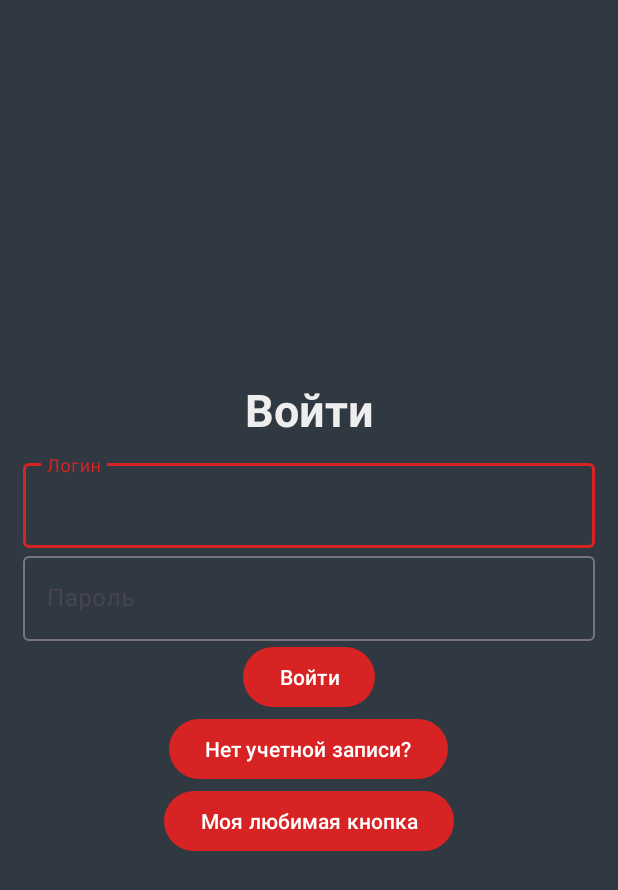
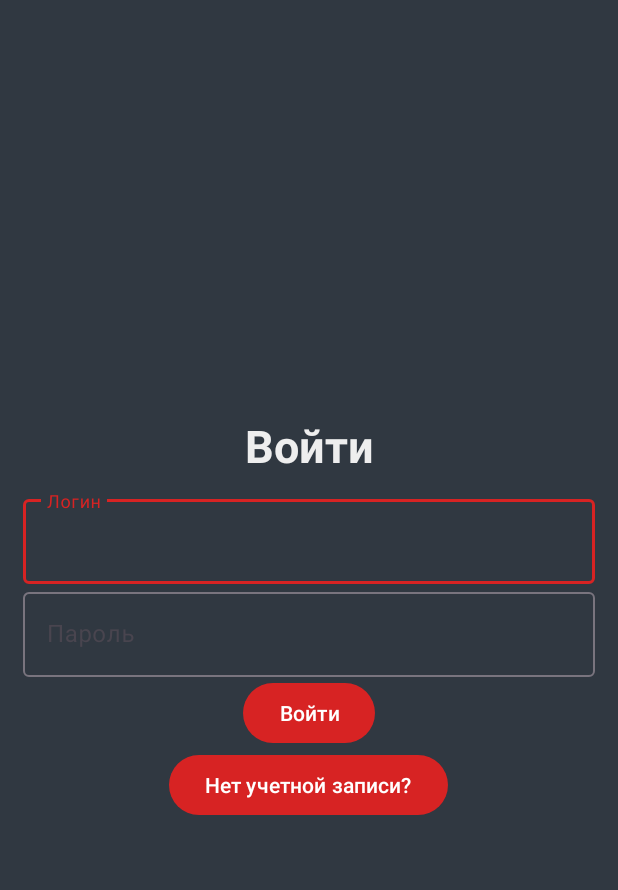
Before and after one commit to Leturgone/MovieLib, an Android app: the screen it shows after launch (LoginActivity), on a phone screen of 412 x 824 dp. Shown: the top 890 px of the screen. Run offline under Robolectric (Android 15) with nearby library versions, the phone set to English and light mode, and no system bars.

Commit message:
Удалена моя любимая кнопка

```diff
--- a/app/src/main/java/com/example/cursework2_2/LoginActivity.java
+++ b/app/src/main/java/com/example/cursework2_2/LoginActivity.java
@@ -53,7 +53,6 @@ public class LoginActivity extends AppCompatActivity {
         onRegButton = findViewById(R.id.on_reg_activity);
         progressBar = findViewById(R.id.logProgressBar);
         progressBar.setVisibility(View.GONE);
-        Button loveButton = findViewById(R.id.love_button);
         //Реализация кнопок
         logButton.setOnClickListener(new View.OnClickListener() {
             @Override
@@ -116,13 +115,5 @@ public class LoginActivity extends AppCompatActivity {
                 finish();
             }
         });
-        loveButton.setOnClickListener(new View.OnClickListener() {
-            @Override
-            public void onClick(View v) {
-                Intent intent = new Intent(LoginActivity.this,MainActivity.class);
-                startActivity(intent);
-                finish();
-            }
-        });
     }
 }
--- a/app/src/main/res/layout/activity_login.xml
+++ b/app/src/main/res/layout/activity_login.xml
@@ -58,9 +58,4 @@
         android:layout_height="wrap_content"
         android:text="@string/login_question"
         android:id="@+id/on_reg_activity"/>
-    <Button
-        android:layout_width="wrap_content"
-        android:layout_height="wrap_content"
-        android:text="Моя любимая кнопка"
-        android:id="@+id/love_button"/>
 </LinearLayout>
```
